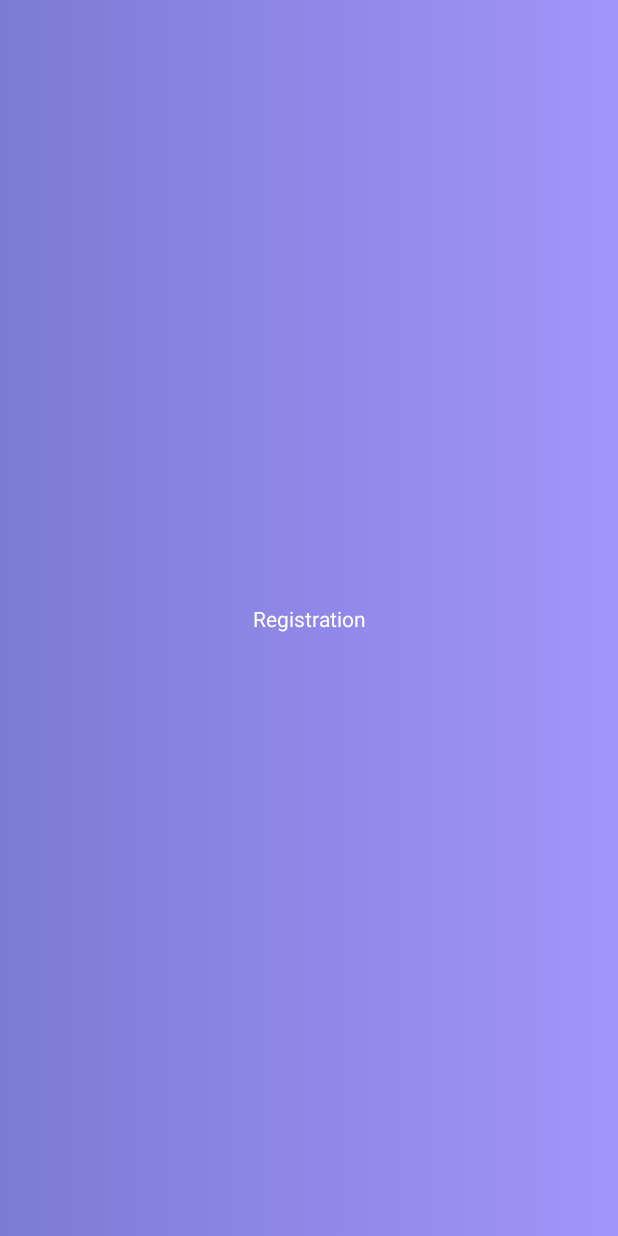
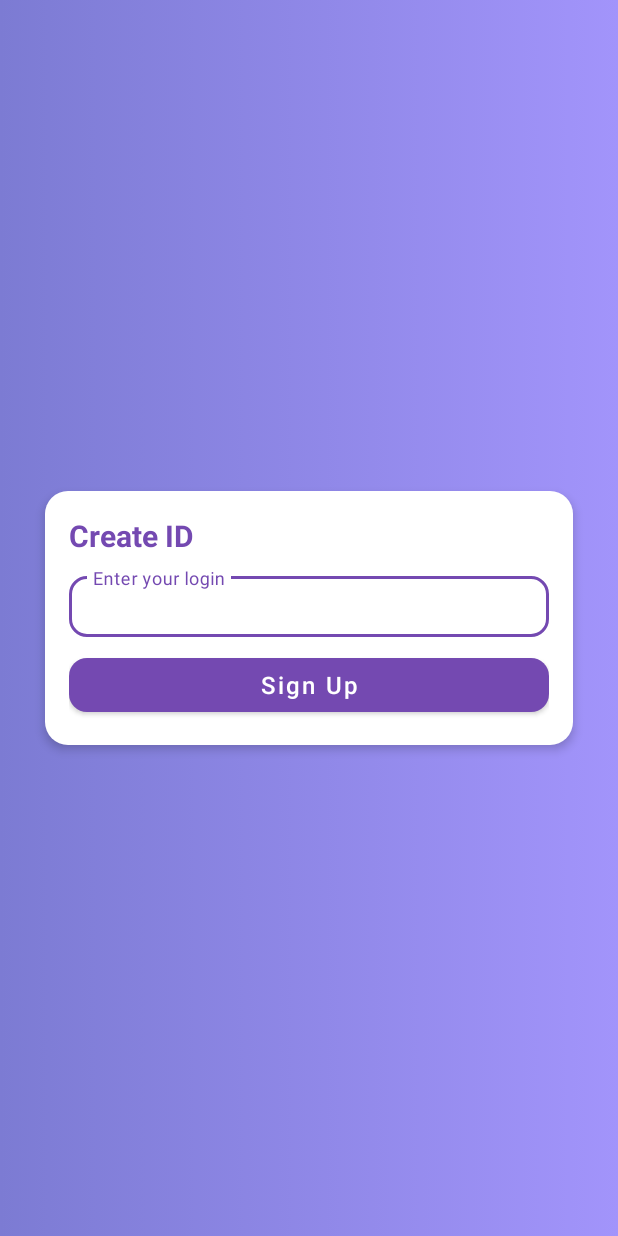
Before and after one commit to alexandr7035/AffinidiID, an Android app: the screen it shows after launch (MainActivity), on a phone screen of 412 x 824 dp. Run offline under Robolectric (Android 15) with nearby library versions, the phone set to English and light mode, and no system bars; our stand-ins replace Timber; libraries missing offline, so code that uses them is left out: by.kirich1409.viewbindingdelegate.

Commit message:
Create registration form

```diff
--- /dev/null
+++ b/app/src/main/res/drawable/background_card.xml
@@ -0,0 +1,10 @@
+<?xml version="1.0" encoding="utf-8"?>
+<shape xmlns:android="http://schemas.android.com/apk/res/android"
+    android:shape="rectangle" android:padding="10dp">
+    <solid android:color="#FFFFFF"/>
+    <corners
+        android:bottomRightRadius="15dp"
+        android:bottomLeftRadius="15dp"
+        android:topLeftRadius="15dp"
+        android:topRightRadius="15dp"/>
+</shape>
--- a/app/src/main/res/layout/fragment_registration.xml
+++ b/app/src/main/res/layout/fragment_registration.xml
@@ -6,14 +6,56 @@
     android:layout_height="match_parent"
     tools:context=".presentation.registration.RegistrationFragment">
 
-    <TextView
-        android:layout_width="wrap_content"
+    <androidx.constraintlayout.widget.ConstraintLayout
+        style="@style/AuthCardStyle"
+        android:padding="@dimen/auth_form_padding"
+        android:layout_marginStart="@dimen/auth_form_horizontal_margin"
+        android:layout_marginEnd="@dimen/auth_form_horizontal_margin"
+        android:layout_width="0dp"
         android:layout_height="wrap_content"
-        android:text="Registration"
-        android:textColor="@color/white"
         app:layout_constraintBottom_toBottomOf="parent"
         app:layout_constraintEnd_toEndOf="parent"
         app:layout_constraintStart_toStartOf="parent"
-        app:layout_constraintTop_toTopOf="parent" />
+        app:layout_constraintTop_toTopOf="parent">
+
+        <TextView
+            android:id="@+id/signUpLabel"
+            style="@style/AuthLabel"
+            android:layout_width="wrap_content"
+            android:layout_height="wrap_content"
+            app:layout_constraintStart_toStartOf="parent"
+            app:layout_constraintTop_toTopOf="parent"
+            android:text="@string/create_id"/>
+
+        <com.google.android.material.textfield.TextInputLayout
+            android:id="@+id/loginField"
+            style="@style/AuthFieldLayoutStyle"
+            android:layout_marginTop="8dp"
+            app:layout_constraintStart_toStartOf="parent"
+            app:layout_constraintEnd_toEndOf="parent"
+            app:layout_constraintTop_toBottomOf="@id/signUpLabel"
+            android:hint="@string/enter_your_login"
+            android:layout_width="match_parent"
+            android:layout_height="wrap_content">
+
+            <com.google.android.material.textfield.TextInputEditText
+                android:id="@+id/loginEditText"
+                style="@style/AuthFieldEditTextStyle"
+                android:layout_width="match_parent"
+                android:layout_height="wrap_content" />
+
+        </com.google.android.material.textfield.TextInputLayout>
+
+        <Button
+            style="@style/PrimaryButton"
+            android:layout_width="match_parent"
+            android:layout_height="wrap_content"
+            android:text="@string/sign_up"
+            android:layout_marginTop="8dp"
+            app:layout_constraintTop_toBottomOf="@id/loginField"
+            app:layout_constraintStart_toStartOf="parent"
+            app:layout_constraintEnd_toEndOf="parent"/>
+
+    </androidx.constraintlayout.widget.ConstraintLayout>
 
 </androidx.constraintlayout.widget.ConstraintLayout>
--- a/app/src/main/res/values/colors.xml
+++ b/app/src/main/res/values/colors.xml
@@ -1,7 +1,7 @@
 <?xml version="1.0" encoding="utf-8"?>
 <resources>
     <color name="purple_200">#FFBB86FC</color>
-    <color name="purple_500">#FF6200EE</color>
+    <color name="purple_500">#7449B1</color>
     <color name="purple_700">#FF3700B3</color>
     <color name="teal_200">#FF03DAC5</color>
     <color name="teal_700">#FF018786</color>
--- /dev/null
+++ b/app/src/main/res/values/dimens.xml
@@ -0,0 +1,10 @@
+<?xml version="1.0" encoding="utf-8"?>
+<resources>
+    <dimen name="auth_form_horizontal_margin">30dp</dimen>
+    <dimen name="auth_form_padding">16dp</dimen>
+    <dimen name="auth_field_corner_radius">12dp</dimen>
+
+    <dimen name="primary_button_corner_radius">12dp</dimen>
+    <dimen name="primary_button_height">48dp</dimen>
+    <dimen name="primary_button_text_size">16sp</dimen>
+</resources>
--- a/app/src/main/res/values/strings.xml
+++ b/app/src/main/res/values/strings.xml
@@ -1,3 +1,6 @@
 <resources>
     <string name="app_name">AffinidiID</string>
+    <string name="create_id">Create ID</string>
+    <string name="sign_up">Sign Up</string>
+    <string name="enter_your_login">Enter your login</string>
 </resources>
--- a/app/src/main/res/values/themes.xml
+++ b/app/src/main/res/values/themes.xml
@@ -15,4 +15,38 @@
 
         <item name="android:windowBackground">@drawable/background_window</item>
     </style>
+
+    <style name="AuthCardStyle">
+        <item name="android:background">@drawable/background_card</item>
+        <item name="android:elevation">4dp</item>
+    </style>
+
+    <style name="AuthFieldLayoutStyle" parent="Widget.MaterialComponents.TextInputLayout.OutlinedBox">
+        <item name="boxCornerRadiusBottomEnd">@dimen/auth_field_corner_radius</item>
+        <item name="boxCornerRadiusBottomStart">@dimen/auth_field_corner_radius</item>
+        <item name="boxCornerRadiusTopEnd">@dimen/auth_field_corner_radius</item>
+        <item name="boxCornerRadiusTopStart">@dimen/auth_field_corner_radius</item>
+    </style>
+
+    <style name="AuthFieldEditTextStyle">
+        <item name="android:textSize">18sp</item>
+        <item name="android:paddingTop">8dp</item>
+        <item name="android:paddingBottom">8dp</item>
+    </style>
+
+    <style name="AuthLabel">
+        <item name="android:textSize">20sp</item>
+        <item name="android:textColor">?attr/colorPrimary</item>
+        <item name="android:textStyle">bold</item>
+    </style>
+
+    <style name="PrimaryButton" parent="Widget.MaterialComponents.Button">
+        <item name="cornerRadius">@dimen/primary_button_corner_radius</item>
+        <item name="android:height">@dimen/primary_button_height</item>
+        <item name="android:textColor">@color/white</item>
+        <item name="android:textAllCaps">false</item>
+        <item name="android:textSize">@dimen/primary_button_text_size</item>
+        <item name="backgroundTint">?attr/colorPrimary</item>
+    </style>
+
 </resources>
```
